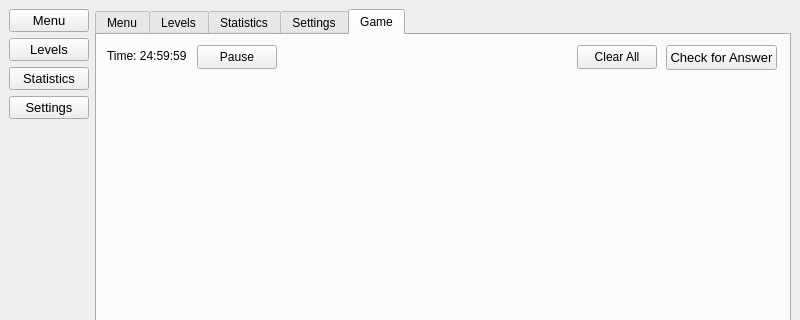
Old version of the form Sudoku-GUI/mainwindow.ui in the repository Tristan-BS/Sudoku-GUI; both pictures show x 0 to 800 and y 0 to 320 of the 800 by 600 pixel window.
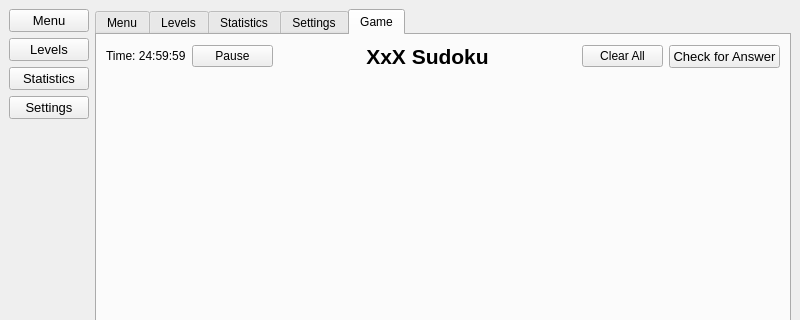
New version of the form.

Patch:
```diff
--- a/Sudoku-GUI/mainwindow.ui
+++ b/Sudoku-GUI/mainwindow.ui
@@ -10,6 +10,12 @@
     <height>600</height>
    </rect>
   </property>
+  <property name="sizePolicy">
+   <sizepolicy hsizetype="Expanding" vsizetype="Expanding">
+    <horstretch>0</horstretch>
+    <verstretch>0</verstretch>
+   </sizepolicy>
+  </property>
   <property name="windowTitle">
    <string>MainWindow</string>
   </property>
@@ -150,73 +156,153 @@
        <attribute name="title">
         <string>Game</string>
        </attribute>
-       <widget class="QWidget" name="W_GridContainer" native="true">
-        <property name="geometry">
-         <rect>
-          <x>9</x>
-          <y>39</y>
-          <width>671</width>
-          <height>501</height>
-         </rect>
-        </property>
-       </widget>
-       <widget class="QPushButton" name="B_Check">
-        <property name="geometry">
-         <rect>
-          <x>569</x>
-          <y>10</y>
-          <width>111</width>
-          <height>25</height>
-         </rect>
-        </property>
-        <property name="font">
-         <font>
-          <pointsize>10</pointsize>
-         </font>
-        </property>
-        <property name="text">
-         <string>Check for Answer</string>
-        </property>
-       </widget>
-       <widget class="QPushButton" name="B_ClearFields">
-        <property name="geometry">
-         <rect>
-          <x>480</x>
-          <y>10</y>
-          <width>80</width>
-          <height>24</height>
-         </rect>
-        </property>
-        <property name="text">
-         <string>Clear All</string>
-        </property>
-       </widget>
-       <widget class="QPushButton" name="B_ToggleTime">
-        <property name="geometry">
-         <rect>
-          <x>100</x>
-          <y>10</y>
-          <width>80</width>
-          <height>24</height>
-         </rect>
-        </property>
-        <property name="text">
-         <string>Pause</string>
-        </property>
-       </widget>
-       <widget class="QLabel" name="L_Timer">
-        <property name="geometry">
-         <rect>
-          <x>10</x>
-          <y>10</y>
-          <width>91</width>
-          <height>21</height>
-         </rect>
-        </property>
-        <property name="text">
-         <string>Time: 24:59:59</string>
-        </property>
-       </widget>
+       <layout class="QGridLayout" name="gridLayout_2">
+        <item row="0" column="0">
+         <widget class="QLabel" name="L_Timer">
+          <property name="sizePolicy">
+           <sizepolicy hsizetype="Expanding" vsizetype="Expanding">
+            <horstretch>0</horstretch>
+            <verstretch>0</verstretch>
+           </sizepolicy>
+          </property>
+          <property name="maximumSize">
+           <size>
+            <width>80</width>
+            <height>24</height>
+           </size>
+          </property>
+          <property name="text">
+           <string>Time: 24:59:59</string>
+          </property>
+         </widget>
+        </item>
+        <item row="0" column="1">
+         <widget class="QPushButton" name="B_ToggleTime">
+          <property name="sizePolicy">
+           <sizepolicy hsizetype="Minimum" vsizetype="Fixed">
+            <horstretch>0</horstretch>
+            <verstretch>0</verstretch>
+           </sizepolicy>
+          </property>
+          <property name="minimumSize">
+           <size>
+            <width>0</width>
+            <height>0</height>
+           </size>
+          </property>
+          <property name="maximumSize">
+           <size>
+            <width>16777215</width>
+            <height>16777215</height>
+           </size>
+          </property>
+          <property name="text">
+           <string>Pause</string>
+          </property>
+         </widget>
+        </item>
+        <item row="0" column="2">
+         <spacer name="horizontalSpacer">
+          <property name="orientation">
+           <enum>Qt::Orientation::Horizontal</enum>
+          </property>
+          <property name="sizeType">
+           <enum>QSizePolicy::Policy::Minimum</enum>
+          </property>
+          <property name="sizeHint" stdset="0">
+           <size>
+            <width>79</width>
+            <height>20</height>
+           </size>
+          </property>
+         </spacer>
+        </item>
+        <item row="0" column="3">
+         <widget class="QLabel" name="L_GameHeading">
+          <property name="font">
+           <font>
+            <pointsize>16</pointsize>
+            <bold>true</bold>
+           </font>
+          </property>
+          <property name="text">
+           <string>XxX Sudoku</string>
+          </property>
+          <property name="alignment">
+           <set>Qt::AlignmentFlag::AlignCenter</set>
+          </property>
+         </widget>
+        </item>
+        <item row="0" column="4">
+         <spacer name="horizontalSpacer_2">
+          <property name="orientation">
+           <enum>Qt::Orientation::Horizontal</enum>
+          </property>
+          <property name="sizeType">
+           <enum>QSizePolicy::Policy::Minimum</enum>
+          </property>
+          <property name="sizeHint" stdset="0">
+           <size>
+            <width>78</width>
+            <height>20</height>
+           </size>
+          </property>
+         </spacer>
+        </item>
+        <item row="0" column="5">
+         <widget class="QPushButton" name="B_ClearFields">
+          <property name="sizePolicy">
+           <sizepolicy hsizetype="Minimum" vsizetype="Fixed">
+            <horstretch>0</horstretch>
+            <verstretch>0</verstretch>
+           </sizepolicy>
+          </property>
+          <property name="maximumSize">
+           <size>
+            <width>16777215</width>
+            <height>16777215</height>
+           </size>
+          </property>
+          <property name="text">
+           <string>Clear All</string>
+          </property>
+         </widget>
+        </item>
+        <item row="0" column="6">
+         <widget class="QPushButton" name="B_Check">
+          <property name="sizePolicy">
+           <sizepolicy hsizetype="Minimum" vsizetype="Fixed">
+            <horstretch>0</horstretch>
+            <verstretch>0</verstretch>
+           </sizepolicy>
+          </property>
+          <property name="maximumSize">
+           <size>
+            <width>16777215</width>
+            <height>16777215</height>
+           </size>
+          </property>
+          <property name="font">
+           <font>
+            <pointsize>10</pointsize>
+           </font>
+          </property>
+          <property name="text">
+           <string>Check for Answer</string>
+          </property>
+         </widget>
+        </item>
+        <item row="1" column="0" colspan="7">
+         <widget class="QWidget" name="W_GridContainer" native="true">
+          <property name="sizePolicy">
+           <sizepolicy hsizetype="Expanding" vsizetype="Expanding">
+            <horstretch>0</horstretch>
+            <verstretch>0</verstretch>
+           </sizepolicy>
+          </property>
+         </widget>
+        </item>
+       </layout>
       </widget>
      </widget>
     </item>
```
